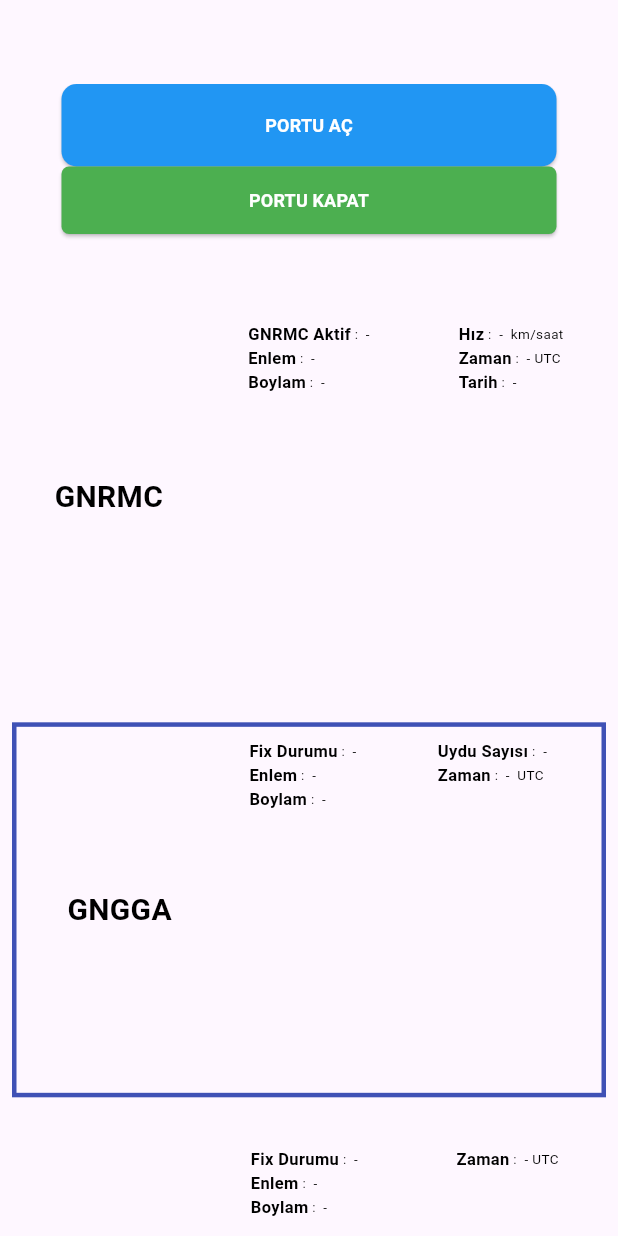
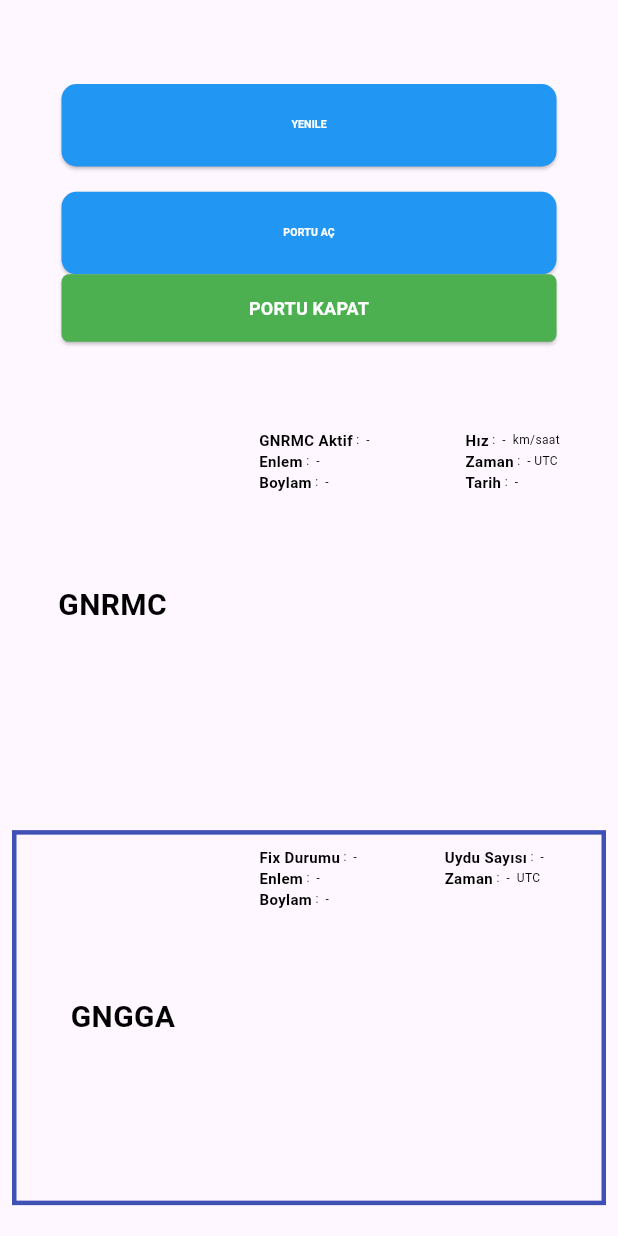
Before and after one commit to ufuk-34/gep_module_test, a Flutter app: the screen it shows after launch, on a phone screen of 412 x 824 dp. Run offline on Flutter 3.47's test engine with Material 3 defaults, Android fonts, the phone set to English and light mode, and no system bars; our stand-ins replace flutter_screenutil, get, wakelock; missing offline and left inert: libserialport.

```diff
--- a/lib/element/butonlar_widget.dart
+++ b/lib/element/butonlar_widget.dart
@@ -15,7 +15,7 @@ Padding maviButton(BuildContext context,
       child: ElevatedButton(
         child: CustomText(
           text: text,
-          fontSize: 12,
+          fontSize: 7,
           fontWeight: FontWeight.bold,
           color: Colors.white,
         ),
--- a/lib/helper/page_gngga.dart
+++ b/lib/helper/page_gngga.dart
@@ -2,6 +2,7 @@ import 'package:flutter/material.dart';
 import 'package:get/get.dart';
 import 'package:gps_module_test/element/custom_text.dart';
 import 'package:gps_module_test/helper/app_config.dart';
+
 
 RxString gnggaSentence = "".obs;
 
@@ -33,6 +34,8 @@ class GNGGAParser extends StatelessWidget {
                   mainAxisAlignment: MainAxisAlignment.start,
                   crossAxisAlignment: CrossAxisAlignment.start,
                   children: [
+                   // Text(parsedData['fixQuality'].toString()),
+
                     item("Fix Durumu", parsedData['fixQuality'].toString()),
                     item("Enlem", parsedData['latitude'].toString()),
                     item("Boylam", parsedData['longitude'].toString()),
@@ -115,16 +118,16 @@ Widget item(String t, String l) {
     children: [
       CustomText(
         text: t,
-        fontSize: 11,
+        fontSize: 10,
         fontWeight: FontWeight.bold,
       ),
       CustomText(
         text: ' : ',
-        fontSize: 9,
+        fontSize: 8,
       ),
       CustomText(
         text: l,
-        fontSize: 9,
+        fontSize: 8,
       ),
     ],
   );
```
Also changed, not shown: lib/pages/page_home.dart (+21 -16 lines).
